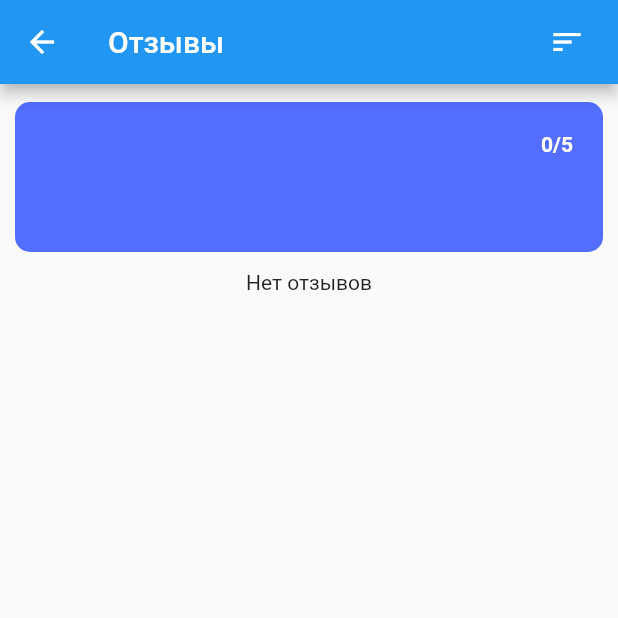
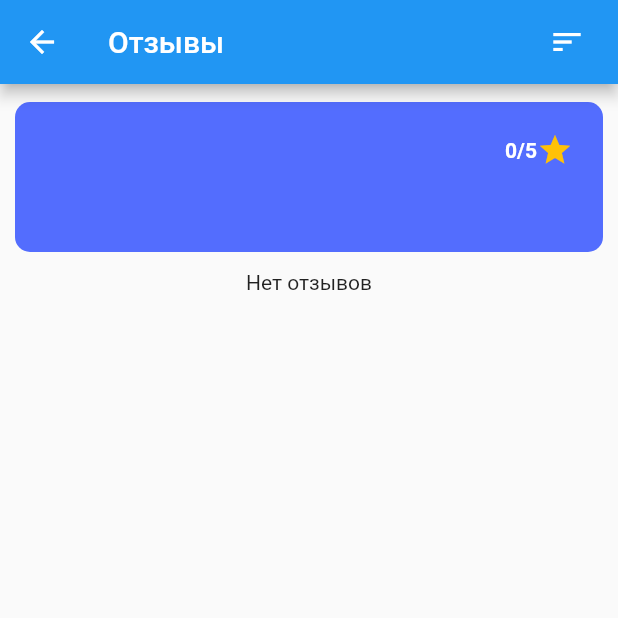
Before and after one commit to KodKio/book_scanner, a Flutter app: the ReviewsPage screen opened by its route, on a phone screen of 412 x 824 dp, the top half of it. Run offline on Flutter 3.47's test engine with Material 2 defaults, Android fonts, the phone set to English and light mode, and no system bars; our stand-ins replace shared_preferences; missing offline and left inert: postgres, scan; accounts and stored records are empty; statements that could not run were skipped.

Commit message:
fix reviews view

```diff
--- a/lib/reviews_page.dart
+++ b/lib/reviews_page.dart
@@ -147,13 +147,22 @@ class _ReviewsPageState extends State<ReviewsPage> {
                           ),
                           Padding(
                             padding: EdgeInsets.only(right: 20),
-                            child: Text(
+                            child:
+                              Row (
+                                children: [
+                                  Text(
                                     "${(_reviews.isNotEmpty) ? _avgRate.toStringAsFixed(2) : "0"}/5",
                                     style: const TextStyle(
                                         color: Colors.white,
                                         fontWeight: FontWeight.bold
                                     ),
                                     textAlign: TextAlign.right
+                                  ),
+                                  const Icon(
+                                    Icons.star,
+                                    color: Colors.amber,
+                                  )
+                                ]
                               )
                             )
                         ]
@@ -198,7 +207,12 @@ class _ReviewsPageState extends State<ReviewsPage> {
                 child: const Text("Понятно")
             )
           ],
-          content: Text(text),
+          content: Container(
+              height: 200,
+              child: SingleChildScrollView(
+                child: Text(text)
+              ),
+          )
         );
       }
     );
@@ -264,6 +278,12 @@ class _ReviewsPageState extends State<ReviewsPage> {
     if (index == 0) {
       return _buildBookInfoCard(context);
     } else {
+      String reviewText = _reviews[index - 1].text;
+
+      if (reviewText.length > 100) {
+        reviewText = "${reviewText.substring(0, 100)}...";
+      }
+
       final firstStar = (_reviews[index - 1].rate >= 1) ? const Icon(
         Icons.star,
         color: Colors.amber,
@@ -360,7 +380,7 @@ class _ReviewsPageState extends State<ReviewsPage> {
                   const SizedBox(height: 10),
                   Flexible(
                     child: Text(
-                      _reviews[index - 1].text,
+                      reviewText,
                       maxLines: null,
                       style: const TextStyle(color: Colors.white)
                     ),
```
Lines whose indentation alone changed are shown as unchanged.
